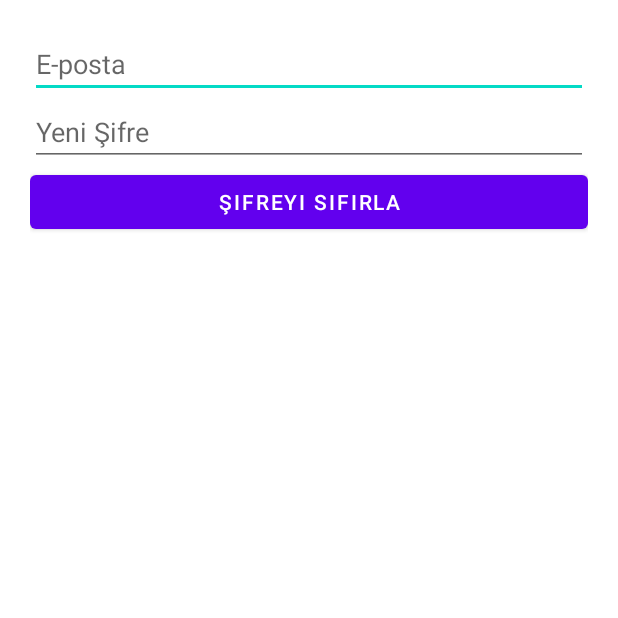
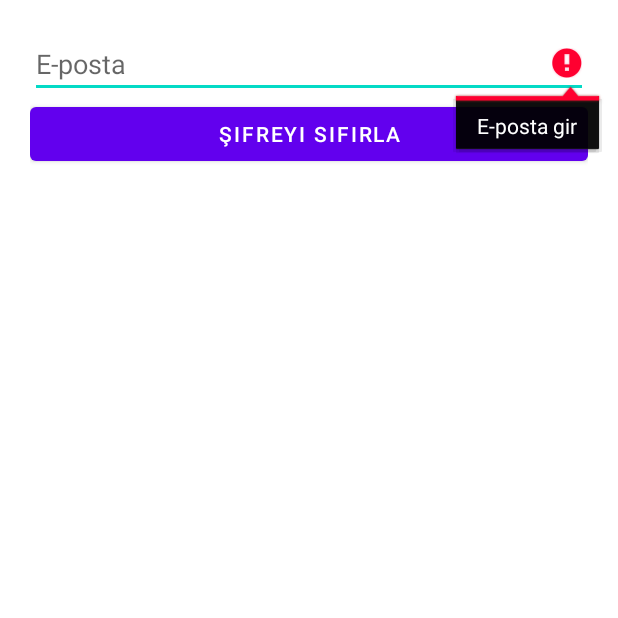
Before and after one commit to NisaK23BM/Mobil, an Android app: the ForgotPasswordActivity screen opened directly, with no data from a screen before it, after a tap on an icon or button, on a phone screen of 412 x 824 dp, the top half of it. Run offline under Robolectric (Android 15) with nearby library versions, the phone set to English and light mode, and no system bars.

Commit message:
Update project

```diff
--- a/app/src/main/java/com/example/haritap/ForgotPasswordActivity.kt
+++ b/app/src/main/java/com/example/haritap/ForgotPasswordActivity.kt
@@ -3,25 +3,36 @@ package com.example.haritap
 import android.os.Bundle
 import android.widget.Button
 import android.widget.EditText
-import android.widget.Toast
+import androidx.appcompat.app.AlertDialog
 import androidx.appcompat.app.AppCompatActivity
 
 class ForgotPasswordActivity : AppCompatActivity() {
+
     override fun onCreate(savedInstanceState: Bundle?) {
         super.onCreate(savedInstanceState)
         setContentView(R.layout.activity_forgot_password)
 
         val etEmail = findViewById<EditText>(R.id.etEmail)
-        val etNew = findViewById<EditText>(R.id.etNewPass)
-        val btn = findViewById<Button>(R.id.btnReset)
+        val btnReset = findViewById<Button>(R.id.btnReset)
 
-        btn.setOnClickListener {
-            val (ok, msg) = AuthStore.resetPassword(this,
-                etEmail.text.toString().trim(),
-                etNew.text.toString()
-            )
-            Toast.makeText(this, msg, Toast.LENGTH_SHORT).show()
-            if (ok) finish()
+        btnReset.setOnClickListener {
+            val email = etEmail.text.toString().trim()
+
+            if (email.isBlank()) {
+                etEmail.error = "E-posta gir"
+                return@setOnClickListener
+            }
+
+            // ✅ Tik işaretli simülasyon mesajı
+            AlertDialog.Builder(this)
+                .setTitle("✅ Link Gönderildi")
+                .setMessage("$email adresine şifre yenileme bağlantısı gönderildi.\n")
+                .setPositiveButton("Tamam") { _, _ ->
+                    startActivity(android.content.Intent(this, LoginActivity::class.java))
+                    finish()
+
+                }
+                .show()
         }
     }
 }
--- a/app/src/main/res/layout/activity_forgot_password.xml
+++ b/app/src/main/res/layout/activity_forgot_password.xml
@@ -1,16 +1,19 @@
 <LinearLayout xmlns:android="http://schemas.android.com/apk/res/android"
-    android:layout_width="match_parent" android:layout_height="match_parent"
-    android:orientation="vertical" android:padding="20dp">
+    android:layout_width="match_parent"
+    android:layout_height="match_parent"
+    android:orientation="vertical"
+    android:padding="20dp">
 
-    <EditText android:id="@+id/etEmail"
-        android:layout_width="match_parent" android:layout_height="wrap_content"
-        android:hint="E-posta"/>
+    <EditText
+        android:id="@+id/etEmail"
+        android:layout_width="match_parent"
+        android:layout_height="wrap_content"
+        android:hint="E-posta"
+        android:inputType="textEmailAddress" />
 
-    <EditText android:id="@+id/etNewPass"
-        android:layout_width="match_parent" android:layout_height="wrap_content"
-        android:hint="Yeni Şifre" android:inputType="textPassword"/>
-
-    <Button android:id="@+id/btnReset"
-        android:layout_width="match_parent" android:layout_height="wrap_content"
-        android:text="Şifreyi Sıfırla"/>
+    <Button
+        android:id="@+id/btnReset"
+        android:layout_width="match_parent"
+        android:layout_height="wrap_content"
+        android:text="Şifreyi Sıfırla" />
 </LinearLayout>
```
Also changed, not shown: app/src/main/java/com/example/haritap/AuthStore.kt (+56 -8 lines), app/src/main/java/com/example/haritap/LoginActivity.kt (+19 -9 lines), app/src/main/java/com/example/haritap/RegisterActivity.kt (+26 -13 lines), app/src/main/java/com/example/haritap/UserPrefs.kt (+31 -7 lines).
